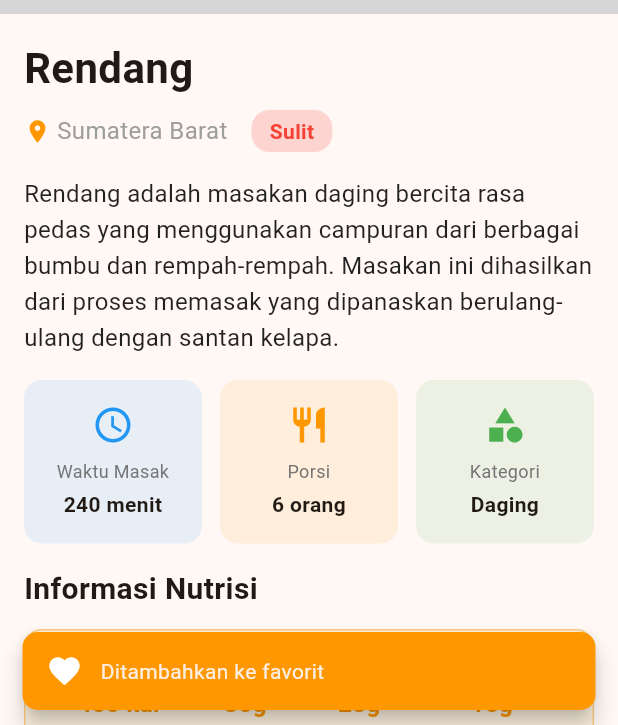
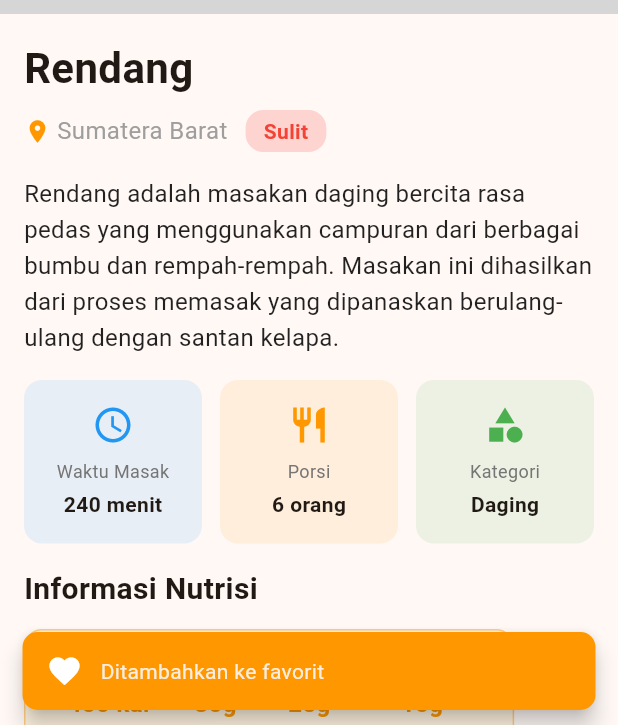
Before and after one commit to Wakbarr/recipebook_app, a Flutter app: the RecipeDetailScreen screen opened directly with sample values from the repository, after a tap on the "favorite outline" icon, on a phone screen of 412 x 824 dp. Shown: the part 511-1236 px from the top of the screen. Run offline on Flutter 3.47's test engine with Material 3 defaults, Android fonts, the phone set to English and light mode, and no system bars; network calls fail; grey boxes are pictures that could not be loaded.

Commit message:
fix: stateless widget

```diff
--- a/lib/screens/recipe_detail_screen.dart
+++ b/lib/screens/recipe_detail_screen.dart
@@ -1,5 +1,6 @@
 import 'package:flutter/material.dart';
 import '../models/recipe.dart';
+import '../widgets/info_card_widget.dart';
 
 class RecipeDetailScreen extends StatefulWidget {
   final Recipe recipe;
@@ -198,15 +199,25 @@ class _RecipeDetailScreenState extends State<RecipeDetailScreen> {
             style: const TextStyle(fontSize: 28, fontWeight: FontWeight.bold),
           ),
           const SizedBox(height: 8),
+          Wrap(
+            spacing: 12,
+            runSpacing: 8,
+            crossAxisAlignment: WrapCrossAlignment.center,
+            children: [
               Row(
+                mainAxisSize: MainAxisSize.min,
                 children: [
                   const Icon(Icons.location_on, size: 18, color: Colors.orange),
                   const SizedBox(width: 4),
-              Text(
+                  Flexible(
+                    child: Text(
                       widget.recipe.region,
                       style: const TextStyle(fontSize: 16, color: Colors.grey),
+                      overflow: TextOverflow.ellipsis,
                     ),
-              const SizedBox(width: 16),
+                  ),
+                ],
+              ),
               Container(
                 padding: const EdgeInsets.symmetric(
                   horizontal: 12,
@@ -249,7 +260,7 @@ class _RecipeDetailScreenState extends State<RecipeDetailScreen> {
       child: Row(
         children: [
           Expanded(
-            child: _buildInfoCard(
+            child: InfoCardWidget(
               icon: Icons.access_time,
               label: 'Waktu Masak',
               value: '${widget.recipe.cookingTime} menit',
@@ -258,7 +269,7 @@ class _RecipeDetailScreenState extends State<RecipeDetailScreen> {
           ),
           const SizedBox(width: 12),
           Expanded(
-            child: _buildInfoCard(
+            child: InfoCardWidget(
               icon: Icons.restaurant,
               label: 'Porsi',
               value: '${widget.recipe.servings} orang',
@@ -267,44 +278,12 @@ class _RecipeDetailScreenState extends State<RecipeDetailScreen> {
           ),
           const SizedBox(width: 12),
           Expanded(
-            child: _buildInfoCard(
+            child: InfoCardWidget(
               icon: Icons.category,
               label: 'Kategori',
               value: widget.recipe.category,
               color: Colors.green,
             ),
-          ),
-        ],
-      ),
-    );
-  }
-
-  Widget _buildInfoCard({
-    required IconData icon,
-    required String label,
-    required String value,
-    required Color color,
-  }) {
-    return Container(
-      padding: const EdgeInsets.all(16),
-      decoration: BoxDecoration(
-        color: color.withOpacity(0.1),
-        borderRadius: BorderRadius.circular(12),
-      ),
-      child: Column(
-        children: [
-          Icon(icon, color: color, size: 28),
-          const SizedBox(height: 8),
-          Text(
-            label,
-            style: TextStyle(fontSize: 12, color: Colors.grey[600]),
-            textAlign: TextAlign.center,
-          ),
-          const SizedBox(height: 4),
-          Text(
-            value,
-            style: const TextStyle(fontSize: 14, fontWeight: FontWeight.bold),
-            textAlign: TextAlign.center,
           ),
         ],
       ),
@@ -322,7 +301,9 @@ class _RecipeDetailScreenState extends State<RecipeDetailScreen> {
             style: TextStyle(fontSize: 20, fontWeight: FontWeight.bold),
           ),
           const SizedBox(height: 12),
-          Container(
+          SingleChildScrollView(
+            scrollDirection: Axis.horizontal,
+            child: Container(
               padding: const EdgeInsets.all(16),
               decoration: BoxDecoration(
                 color: Colors.orange[50],
@@ -332,11 +313,16 @@ class _RecipeDetailScreenState extends State<RecipeDetailScreen> {
               child: Row(
                 mainAxisAlignment: MainAxisAlignment.spaceAround,
                 children: widget.recipe.nutrition.entries.map((entry) {
-                return Column(
+                  return Padding(
+                    padding: const EdgeInsets.symmetric(horizontal: 12.0),
+                    child: Column(
                       children: [
                         Text(
                           entry.key,
-                      style: TextStyle(fontSize: 12, color: Colors.grey[600]),
+                          style: TextStyle(
+                            fontSize: 12,
+                            color: Colors.grey[600],
+                          ),
                         ),
                         const SizedBox(height: 4),
                         Text(
@@ -348,8 +334,10 @@ class _RecipeDetailScreenState extends State<RecipeDetailScreen> {
                           ),
                         ),
                       ],
+                    ),
                   );
                 }).toList(),
+              ),
             ),
           ),
         ],
--- /dev/null
+++ b/lib/widgets/info_card_widget.dart
@@ -0,0 +1,53 @@
+import 'package:flutter/material.dart';
+
+/// Stateless Widget untuk menampilkan info section
+/// Digunakan di halaman detail resep
+class InfoCardWidget extends StatelessWidget {
+  final IconData icon;
+  final String label;
+  final String value;
+  final Color color;
+
+  const InfoCardWidget({
+    super.key,
+    required this.icon,
+    required this.label,
+    required this.value,
+    required this.color,
+  });
+
+  @override
+  Widget build(BuildContext context) {
+    return Container(
+      padding: const EdgeInsets.all(16),
+      decoration: BoxDecoration(
+        color: color.withOpacity(0.1),
+        borderRadius: BorderRadius.circular(12),
+      ),
+      child: Column(
+        mainAxisSize: MainAxisSize.min,
+        children: [
+          Icon(icon, color: color, size: 28),
+          const SizedBox(height: 8),
+          FittedBox(
+            fit: BoxFit.scaleDown,
+            child: Text(
+              label,
+              style: TextStyle(fontSize: 12, color: Colors.grey[600]),
+              textAlign: TextAlign.center,
+            ),
+          ),
+          const SizedBox(height: 4),
+          FittedBox(
+            fit: BoxFit.scaleDown,
+            child: Text(
+              value,
+              style: const TextStyle(fontSize: 14, fontWeight: FontWeight.bold),
+              textAlign: TextAlign.center,
+            ),
+          ),
+        ],
+      ),
+    );
+  }
+}
```
Also changed, not shown: lib/screens/favorites_screen.dart (+59 -34 lines), lib/widgets/empty_state_widget.dart (added, +49 -0 lines), 1 other file. Lines whose indentation alone changed are shown as unchanged.
